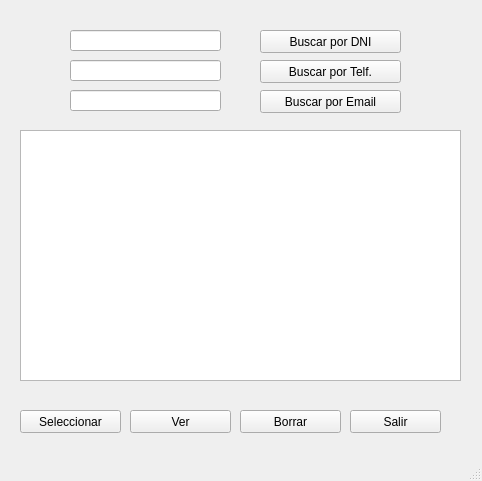
Before: the Qt Designer form FreeWork/ADECUA/AppFinalQt/ClientManage.ui in epdelasheras/PYTHON, drawn with Qt 5.
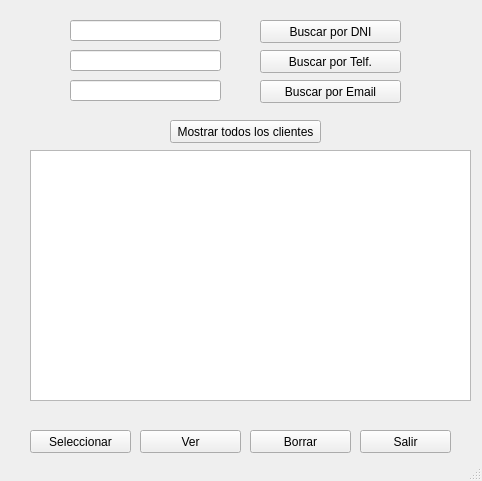
After: the same form once the commit is applied.

Commit message: - new button in client manage window - remove client tables when erase button is clicked in clientmng window

The edit to the form file:
```diff
--- a/FreeWork/ADECUA/AppFinalQt/ClientManage.ui
+++ b/FreeWork/ADECUA/AppFinalQt/ClientManage.ui
@@ -24,7 +24,7 @@
     <property name="geometry">
      <rect>
       <x>70</x>
-      <y>30</y>
+      <y>20</y>
       <width>151</width>
       <height>21</height>
      </rect>
@@ -34,7 +34,7 @@
     <property name="geometry">
      <rect>
       <x>70</x>
-      <y>60</y>
+      <y>50</y>
       <width>151</width>
       <height>21</height>
      </rect>
@@ -47,7 +47,7 @@
     <property name="geometry">
      <rect>
       <x>70</x>
-      <y>90</y>
+      <y>80</y>
       <width>151</width>
       <height>21</height>
      </rect>
@@ -60,7 +60,7 @@
     <property name="geometry">
      <rect>
       <x>260</x>
-      <y>30</y>
+      <y>20</y>
       <width>141</width>
       <height>23</height>
      </rect>
@@ -72,8 +72,8 @@
    <widget class="QListWidget" name="listClient">
     <property name="geometry">
      <rect>
-      <x>20</x>
-      <y>130</y>
+      <x>30</x>
+      <y>150</y>
       <width>441</width>
       <height>251</height>
      </rect>
@@ -82,8 +82,8 @@
    <widget class="QPushButton" name="ButtonSelect">
     <property name="geometry">
      <rect>
-      <x>20</x>
-      <y>410</y>
+      <x>30</x>
+      <y>430</y>
       <width>101</width>
       <height>23</height>
      </rect>
@@ -95,8 +95,8 @@
    <widget class="QPushButton" name="ButtonView">
     <property name="geometry">
      <rect>
-      <x>130</x>
-      <y>410</y>
+      <x>140</x>
+      <y>430</y>
       <width>101</width>
       <height>23</height>
      </rect>
@@ -109,7 +109,7 @@
     <property name="geometry">
      <rect>
       <x>260</x>
-      <y>60</y>
+      <y>50</y>
       <width>141</width>
       <height>23</height>
      </rect>
@@ -122,7 +122,7 @@
     <property name="geometry">
      <rect>
       <x>260</x>
-      <y>90</y>
+      <y>80</y>
       <width>141</width>
       <height>23</height>
      </rect>
@@ -134,8 +134,8 @@
    <widget class="QPushButton" name="ButtonErase">
     <property name="geometry">
      <rect>
-      <x>240</x>
-      <y>410</y>
+      <x>250</x>
+      <y>430</y>
       <width>101</width>
       <height>23</height>
      </rect>
@@ -147,8 +147,8 @@
    <widget class="QPushButton" name="ButtonExit">
     <property name="geometry">
      <rect>
-      <x>350</x>
-      <y>410</y>
+      <x>360</x>
+      <y>430</y>
       <width>91</width>
       <height>23</height>
      </rect>
@@ -157,6 +157,19 @@
      <string>Salir</string>
     </property>
    </widget>
+   <widget class="QPushButton" name="ButtonShowAll">
+    <property name="geometry">
+     <rect>
+      <x>170</x>
+      <y>120</y>
+      <width>151</width>
+      <height>23</height>
+     </rect>
+    </property>
+    <property name="text">
+     <string>Mostrar todos los clientes</string>
+    </property>
+   </widget>
   </widget>
   <widget class="QStatusBar" name="statusbar"/>
  </widget>
```
The commit also changes 6 other files.
